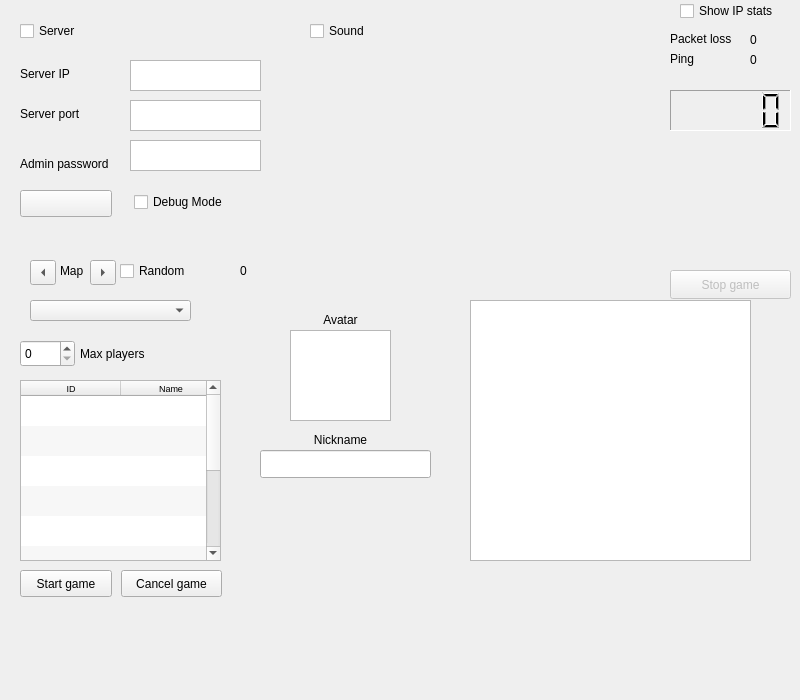
The window that gui/ui/main_window.ui (contremaitre/BomberDude) describes before a commit, drawn with Qt 5.
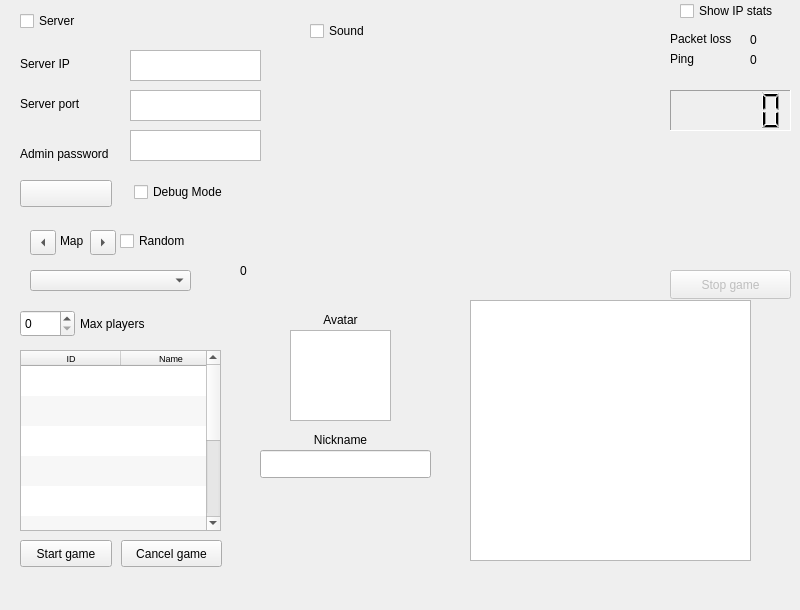
The same window after the commit.

Commit message: embed the main window in a scroll area

```diff
--- a/gui/ui/main_window.ui
+++ b/gui/ui/main_window.ui
@@ -7,24 +7,36 @@
     <x>0</x>
     <y>0</y>
     <width>800</width>
-    <height>700</height>
+    <height>610</height>
    </rect>
   </property>
+  <property name="sizePolicy">
+   <sizepolicy hsizetype="Fixed" vsizetype="Fixed">
+    <horstretch>0</horstretch>
+    <verstretch>0</verstretch>
+   </sizepolicy>
+  </property>
   <property name="minimumSize">
    <size>
     <width>800</width>
-    <height>600</height>
+    <height>610</height>
    </size>
   </property>
   <property name="windowTitle">
    <string>MainWindow</string>
   </property>
   <widget class="QWidget" name="centralwidget">
+   <property name="sizePolicy">
+    <sizepolicy hsizetype="Fixed" vsizetype="Fixed">
+     <horstretch>0</horstretch>
+     <verstretch>0</verstretch>
+    </sizepolicy>
+   </property>
    <widget class="QWidget" name="network_pref" native="true">
     <property name="geometry">
      <rect>
       <x>10</x>
-      <y>10</y>
+      <y>0</y>
       <width>271</width>
       <height>221</height>
      </rect>
@@ -249,7 +261,7 @@
     <property name="geometry">
      <rect>
       <x>10</x>
-      <y>250</y>
+      <y>220</y>
       <width>221</width>
       <height>361</height>
      </rect>
```
Left out of the diff: 2 changed lines with no effect on the pictures. The commit also changes 1 other file.
